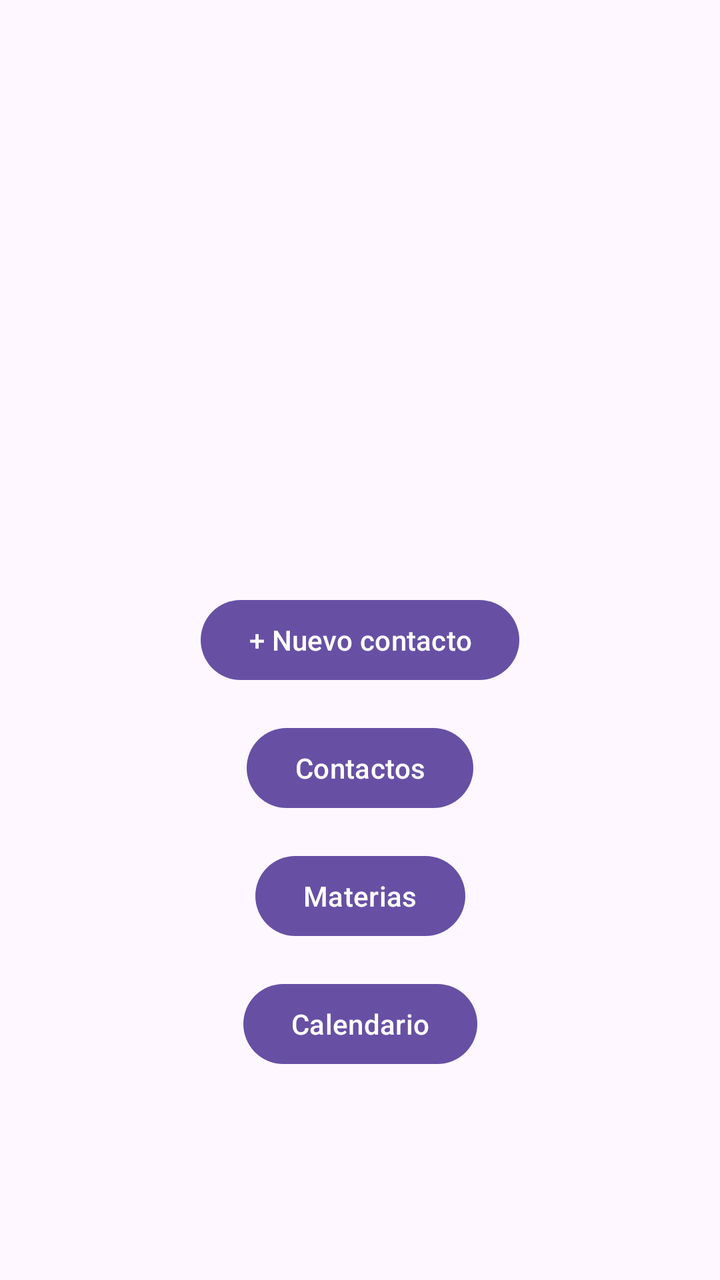
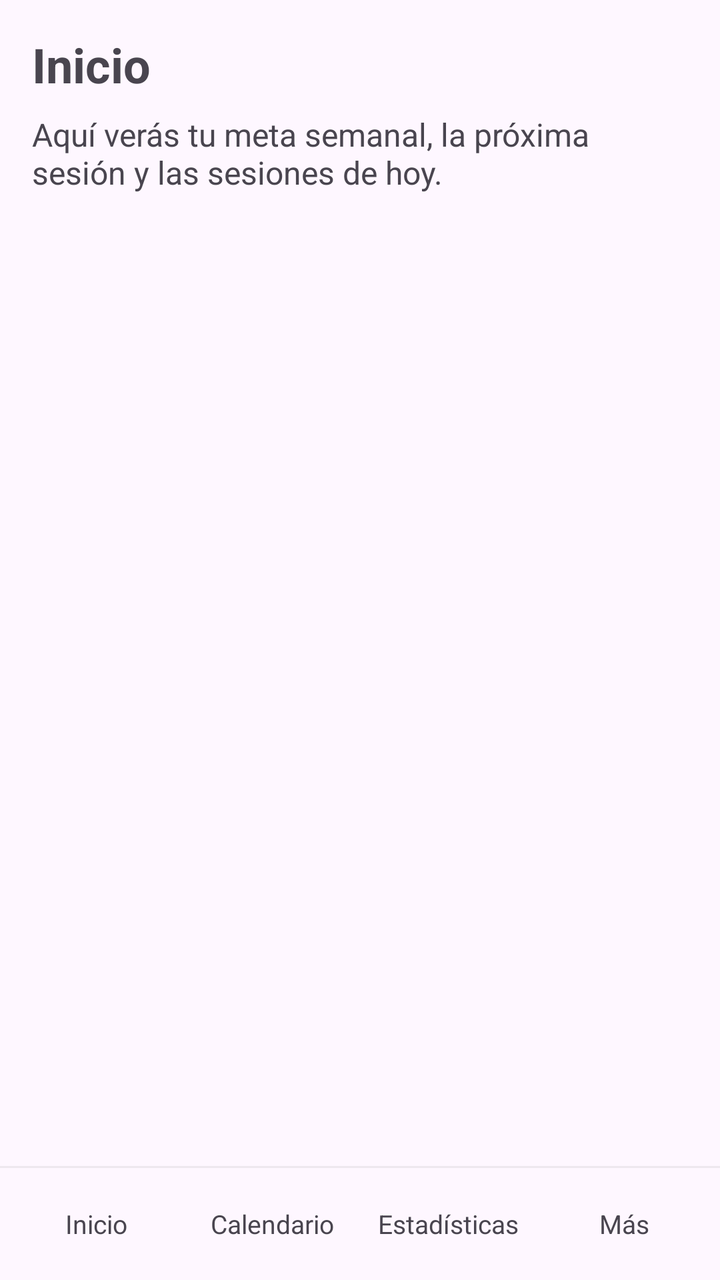

An Android layout rendered at two revisions. The XML below is the earlier revision; the diff shows what the commit changed to produce the second picture.
<!-- AndroidManifest.xml: application theme Theme.AgendaPersonal -->
<!-- res/layout/activity_main.xml -->
<?xml version="1.0" encoding="utf-8"?>
<androidx.constraintlayout.widget.ConstraintLayout xmlns:android="http://schemas.android.com/apk/res/android"
    xmlns:app="http://schemas.android.com/apk/res-auto"
    xmlns:tools="http://schemas.android.com/tools"
    android:id="@+id/main"
    android:layout_width="match_parent"
    android:layout_height="match_parent"
    tools:context=".vista.MainActivity">

    
    <Button
        android:id="@+id/btnNuevoContacto"
        android:layout_width="wrap_content"
        android:layout_height="wrap_content"
        android:minHeight="48dp"
        android:text="@string/btn_nuevo_contacto"
        app:layout_constraintBottom_toBottomOf="parent"
        app:layout_constraintEnd_toEndOf="parent"
        app:layout_constraintStart_toStartOf="parent"
        app:layout_constraintTop_toTopOf="parent" />

    
    <Button
        android:id="@+id/btnContactos"
        android:layout_width="wrap_content"
        android:layout_height="wrap_content"
        android:layout_marginTop="16dp"
        android:minHeight="48dp"
        android:text="@string/btn_contactos"
        app:layout_constraintEnd_toEndOf="parent"
        app:layout_constraintStart_toStartOf="parent"
        app:layout_constraintTop_toBottomOf="@id/btnNuevoContacto" />

    
    <Button
        android:id="@+id/btnMaterias"
        android:layout_width="wrap_content"
        android:layout_height="wrap_content"
        android:layout_marginTop="16dp"
        android:minHeight="48dp"
        android:text="@string/btn_materias"
        app:layout_constraintEnd_toEndOf="parent"
        app:layout_constraintStart_toStartOf="parent"
        app:layout_constraintTop_toBottomOf="@id/btnContactos" />

    
    <Button
        android:id="@+id/btnCalendario"
        android:layout_width="wrap_content"
        android:layout_height="wrap_content"
        android:layout_marginTop="16dp"
        android:minHeight="48dp"
        android:text="@string/btn_calendario"
        app:layout_constraintEnd_toEndOf="parent"
        app:layout_constraintStart_toStartOf="parent"
        app:layout_constraintTop_toBottomOf="@id/btnMaterias" />

</androidx.constraintlayout.widget.ConstraintLayout>
<!-- resources referenced by this layout -->
<resources>
  <string name="btn_calendario">Calendario</string>
  <string name="btn_contactos">Contactos</string>
  <string name="btn_materias">Materias</string>
  <string name="btn_nuevo_contacto">+ Nuevo contacto</string>
  <style name="Theme.AgendaPersonal" parent="Base.Theme.AgendaPersonal" />
  <style name="Base.Theme.AgendaPersonal" parent="Theme.Material3.DayNight.NoActionBar">
          
          
      </style>
</resources>

<!-- the commit's change to res/layout/activity_main.xml (unified diff, before → after) -->
@@ -1,58 +1,77 @@
 <?xml version="1.0" encoding="utf-8"?>
-<androidx.constraintlayout.widget.ConstraintLayout xmlns:android="http://schemas.android.com/apk/res/android"
-    xmlns:app="http://schemas.android.com/apk/res-auto"
+<LinearLayout xmlns:android="http://schemas.android.com/apk/res/android"
     xmlns:tools="http://schemas.android.com/tools"
     android:id="@+id/main"
     android:layout_width="match_parent"
     android:layout_height="match_parent"
+    android:orientation="vertical"
     tools:context=".vista.MainActivity">
 
     
-    <Button
-        android:id="@+id/btnNuevoContacto"
-        android:layout_width="wrap_content"
-        android:layout_height="wrap_content"
-        android:minHeight="48dp"
-        android:text="@string/btn_nuevo_contacto"
-        app:layout_constraintBottom_toBottomOf="parent"
-        app:layout_constraintEnd_toEndOf="parent"
-        app:layout_constraintStart_toStartOf="parent"
-        app:layout_constraintTop_toTopOf="parent" />
+    <LinearLayout
+        android:layout_width="match_parent"
+        android:layout_height="0dp"
+        android:layout_weight="1"
+        android:orientation="vertical"
+        android:padding="16dp">
+
+        <TextView
+            android:layout_width="match_parent"
+            android:layout_height="wrap_content"
+            android:text="@string/titulo_inicio"
+            android:textSize="24sp"
+            android:textStyle="bold" />
+
+        <TextView
+            android:layout_width="match_parent"
+            android:layout_height="wrap_content"
+            android:layout_marginTop="8dp"
+            android:text="@string/inicio_provisional"
+            android:textSize="16sp" />
+    </LinearLayout>
 
     
-    <Button
-        android:id="@+id/btnContactos"
-        android:layout_width="wrap_content"
-        android:layout_height="wrap_content"
-        android:layout_marginTop="16dp"
-        android:minHeight="48dp"
-        android:text="@string/btn_contactos"
-        app:layout_constraintEnd_toEndOf="parent"
-        app:layout_constraintStart_toStartOf="parent"
-        app:layout_constraintTop_toBottomOf="@id/btnNuevoContacto" />
+    <include layout="@layout/menu_inferior" />
+</LinearLayout>
+<!-- res/layout/menu_inferior.xml (included above) -->
+<?xml version="1.0" encoding="utf-8"?>
+<LinearLayout xmlns:android="http://schemas.android.com/apk/res/android"
+    android:layout_width="match_parent"
+    android:layout_height="wrap_content"
+    android:orientation="vertical">
 
     
-    <Button
-        android:id="@+id/btnMaterias"
-        android:layout_width="wrap_content"
-        android:layout_height="wrap_content"
-        android:layout_marginTop="16dp"
-        android:minHeight="48dp"
-        android:text="@string/btn_materias"
-        app:layout_constraintEnd_toEndOf="parent"
-        app:layout_constraintStart_toStartOf="parent"
-        app:layout_constraintTop_toBottomOf="@id/btnContactos" />
+    <View
+        android:layout_width="match_parent"
+        android:layout_height="1dp"
+        android:background="@color/menu_linea" />
 
     
-    <Button
-        android:id="@+id/btnCalendario"
-        android:layout_width="wrap_content"
+    <LinearLayout
+        android:layout_width="match_parent"
         android:layout_height="wrap_content"
-        android:layout_marginTop="16dp"
-        android:minHeight="48dp"
-        android:text="@string/btn_calendario"
-        app:layout_constraintEnd_toEndOf="parent"
-        app:layout_constraintStart_toStartOf="parent"
-        app:layout_constraintTop_toBottomOf="@id/btnMaterias" />
+        android:orientation="horizontal"
+        android:padding="4dp">
 
-</androidx.constraintlayout.widget.ConstraintLayout>
+        <TextView
+            android:id="@+id/menuInicio"
+            style="@style/BotonMenu"
+            android:text="@string/menu_inicio" />
+
+        <TextView
+            android:id="@+id/menuCalendario"
+            style="@style/BotonMenu"
+            android:text="@string/menu_calendario" />
+
+        <TextView
+            android:id="@+id/menuEstadisticas"
+            style="@style/BotonMenu"
+            android:text="@string/menu_estadisticas" />
+
+        
+        <TextView
+            android:id="@+id/menuMas"
+            style="@style/BotonMenu"
+            android:text="@string/menu_mas" />
+    </LinearLayout>
+</LinearLayout>
<!-- resource entries referenced after the edit -->
@@ -1,9 +1,24 @@
 <!-- resources referenced by this layout -->
 <resources>
-  <string name="btn_calendario">Calendario</string>
-  <string name="btn_contactos">Contactos</string>
-  <string name="btn_materias">Materias</string>
-  <string name="btn_nuevo_contacto">+ Nuevo contacto</string>
+  <color name="menu_linea">#22888888</color>
+  <string name="inicio_provisional">Aquí verás tu meta semanal, la próxima sesión y las sesiones de hoy.</string>
+  <string name="menu_calendario">Calendario</string>
+  <string name="menu_estadisticas">Estadísticas</string>
+  <string name="menu_inicio">Inicio</string>
+  <string name="menu_mas">Más</string>
+  <string name="titulo_inicio">Inicio</string>
+  <style name="BotonMenu">
+          <item name="android:layout_width">0dp</item>
+          <item name="android:layout_height">48dp</item>
+          <item name="android:layout_weight">1</item>
+          <item name="android:layout_marginHorizontal">2dp</item>
+          <item name="android:gravity">center</item>
+          <item name="android:maxLines">1</item>
+          <item name="android:textSize">13sp</item>
+          <item name="android:clickable">true</item>
+          <item name="android:focusable">true</item>
+          <item name="android:background">?attr/selectableItemBackground</item>
+      </style>
   <style name="Theme.AgendaPersonal" parent="Base.Theme.AgendaPersonal" />
   <style name="Base.Theme.AgendaPersonal" parent="Theme.Material3.DayNight.NoActionBar">
           
